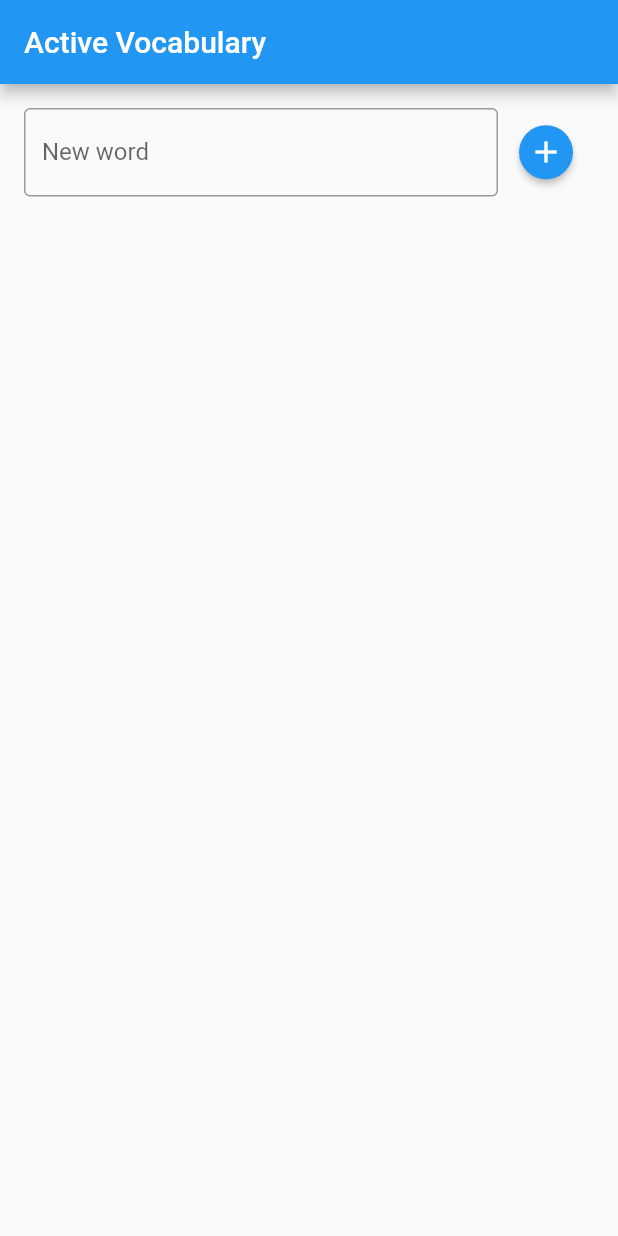
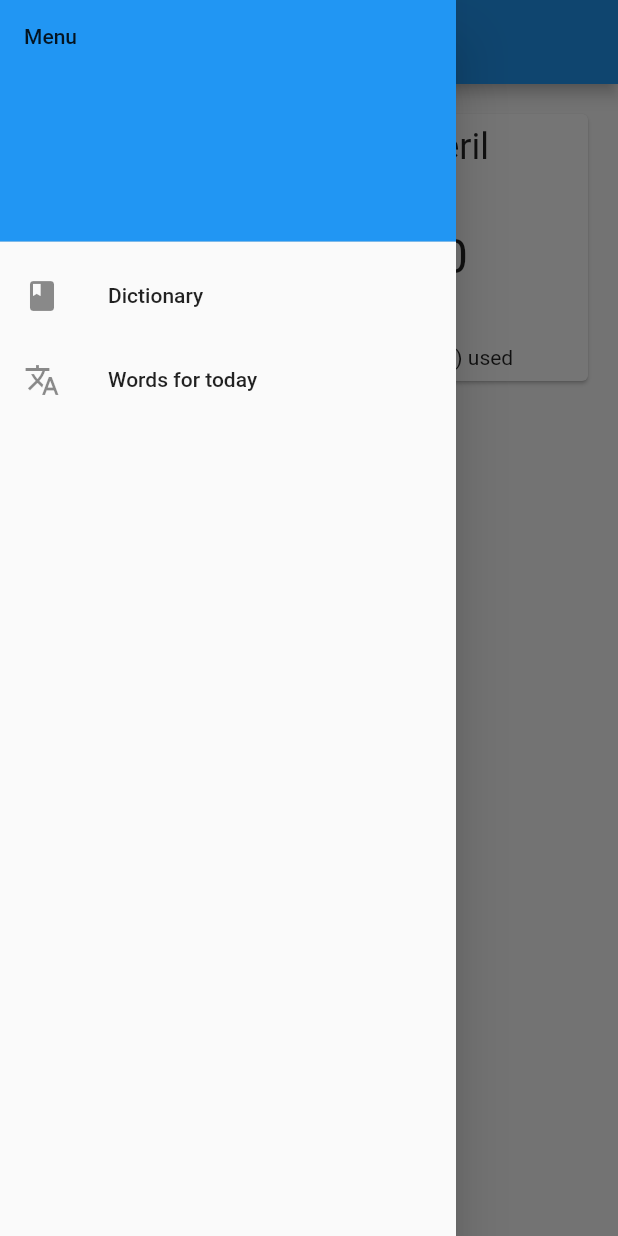
Before and after one commit to TheDarkestDay/what-the-flutter-p1, a Flutter app: the screen it shows after launch, with the side drawer open (before the commit the screen has no drawer), on a phone screen of 412 x 824 dp. Run offline on Flutter 3.47's test engine with Material 2 defaults, Android fonts, the phone set to English and light mode, and no system bars.

Commit message:
Implemented solution for task-03-routing

```diff
--- /dev/null
+++ b/lib/app-drawer.dart
@@ -0,0 +1,27 @@
+import 'package:flutter/material.dart';
+
+class AppDrawer extends StatelessWidget {
+  void _navigateTo(BuildContext context, String routeName) {
+    Navigator.pushReplacementNamed(context, routeName);
+  }
+
+  @override
+  Widget build(BuildContext context) {
+    return Drawer(
+        child: ListView(
+      children: <Widget>[
+        DrawerHeader(
+            decoration: BoxDecoration(color: Colors.blue), child: Text('Menu')),
+        ListTile(
+            leading: Icon(Icons.book),
+            title: Text('Dictionary'),
+            onTap: () => this._navigateTo(context, '/dictionary')),
+        ListTile(
+          leading: Icon(Icons.translate),
+          title: Text('Words for today'),
+          onTap: () => this._navigateTo(context, '/'),
+        ),
+      ],
+    ));
+  }
+}
--- /dev/null
+++ b/lib/dictionary-page.dart
@@ -0,0 +1,14 @@
+import 'package:flutter/material.dart';
+import 'package:what_the_flutter_p1/dictionary.dart';
+
+import 'app-drawer.dart';
+
+class DictionaryPage extends StatelessWidget {
+  @override
+  Widget build(BuildContext context) {
+    return Scaffold(
+        appBar: AppBar(title: Text('Dictionary')),
+        drawer: AppDrawer(),
+        body: Dictionary());
+  }
+}
--- a/lib/home-page.dart
+++ /dev/null
@@ -1,63 +0,0 @@
-import 'package:flutter/material.dart';
-import 'package:what_the_flutter_p1/word-field.dart';
-import 'package:what_the_flutter_p1/words-list.dart';
-
-class Word {
-  String text;
-
-  int usageCount;
-
-  Word({this.text, this.usageCount});
-}
-
-class HomePage extends StatefulWidget {
-  @override
-  State<StatefulWidget> createState() => _HomePageState();
-}
-
-/**
- * Now let's style our app!
- *
- */
-class _HomePageState extends State<HomePage> {
-  final List<Word> words = [];
-
-  addWord(String newWordText) {
-    setState(() {
-      Word newWord = Word(text: newWordText, usageCount: 0);
-
-      words.add(newWord);
-    });
-  }
-
-  trackWordUsage(String wordText) {
-    setState(() {
-      Word wordToTrack = words.firstWhere((word) => word.text == wordText);
-
-      wordToTrack.usageCount += 1;
-    });
-  }
-
-  @override
-  Widget build(BuildContext context) {
-    return Container(
-      padding: EdgeInsets.all(16),
-      child: Column(
-        children: [
-          Container(
-            margin: EdgeInsets.only(bottom: 8),
-            child: WordField(
-              onWordAdded: addWord,
-            ),
-          ),
-          Expanded(
-            child: WordsList(
-              words: words,
-              onUsageTracked: trackWordUsage,
-            ),
-          ),
-        ],
-      ),
-    );
-  }
-}
--- a/lib/main.dart
+++ b/lib/main.dart
@@ -1,6 +1,6 @@
 import 'package:flutter/material.dart';
-
-import 'home-page.dart';
+import 'package:what_the_flutter_p1/dictionary-page.dart';
+import 'package:what_the_flutter_p1/words-for-today-page.dart';
 
 void main() {
   runApp(App());
@@ -16,6 +16,10 @@ class App extends StatelessWidget {
      */
     return MaterialApp(
       title: 'Flutter Demo',
+      routes: {
+        '/': (context) => WordsForTodayPage(),
+        '/dictionary': (context) => DictionaryPage(),
+      },
       theme: ThemeData(
         // This is the theme of your application.
         //
@@ -32,27 +36,6 @@ class App extends StatelessWidget {
         // closer together (more dense) than on mobile platforms.
         visualDensity: VisualDensity.adaptivePlatformDensity,
       ),
-      home: AppLayout(),
     );
   }
 }
-
-class AppLayout extends StatelessWidget {
-  @override
-  Widget build(BuildContext context) {
-    // This method is rerun every time setState is called, for instance as done
-    // by the _incrementCounter method above.
-    //
-    // The Flutter framework has been optimized to make rerunning build methods
-    // fast, so that you can just rebuild anything that needs updating rather
-    // than having to individually change instances of widgets.
-    return Scaffold(
-      appBar: AppBar(
-        // Here we take the value from the MyHomePage object that was created by
-        // the App.build method, and use it to set our appbar title.
-        title: Text('Active Vocabulary'),
-      ),
-      body: HomePage(),
-    );
-  }
-}
--- /dev/null
+++ b/lib/word.dart
@@ -0,0 +1,7 @@
+class Word {
+  String text;
+
+  int usageCount;
+
+  Word({this.text, this.usageCount = 0});
+}
--- /dev/null
+++ b/lib/words-for-today-page.dart
@@ -0,0 +1,13 @@
+import 'package:flutter/material.dart';
+import 'package:what_the_flutter_p1/app-drawer.dart';
+import 'package:what_the_flutter_p1/words-for-today.dart';
+
+class WordsForTodayPage extends StatelessWidget {
+  @override
+  Widget build(BuildContext context) {
+    return Scaffold(
+        appBar: AppBar(title: Text('Words for today')),
+        drawer: AppDrawer(),
+        body: WordsForToday());
+  }
+}
--- /dev/null
+++ b/lib/words-for-today.dart
@@ -0,0 +1,36 @@
+import 'package:flutter/material.dart';
+import 'package:what_the_flutter_p1/words-list.dart';
+
+import 'word.dart';
+
+class WordsForToday extends StatefulWidget {
+  @override
+  State<StatefulWidget> createState() => _WordsForTodayState();
+}
+
+class _WordsForTodayState extends State<WordsForToday> {
+  final List<Word> words = [
+    Word(text: 'taciturn'),
+    Word(text: 'peril'),
+    Word(text: 'abandon'),
+  ];
+
+  trackWordUsage(String wordText) {
+    setState(() {
+      Word wordToTrack = words.firstWhere((word) => word.text == wordText);
+
+      wordToTrack.usageCount += 1;
+    });
+  }
+
+  @override
+  Widget build(BuildContext context) {
+    return Container(
+      padding: EdgeInsets.all(16),
+      child: WordsList(
+        words: words,
+        onUsageTracked: trackWordUsage,
+      ),
+    );
+  }
+}
--- a/lib/words-list.dart
+++ b/lib/words-list.dart
@@ -1,7 +1,8 @@
 import 'package:flutter/material.dart';
-import 'package:what_the_flutter_p1/home-page.dart';
 import 'package:what_the_flutter_p1/word-card.dart';
 import 'package:what_the_flutter_p1/words-grid.dart';
+
+import 'word.dart';
 
 class WordsList extends StatelessWidget {
   final List<Word> words;
```
Also changed, not shown: lib/dictionary.dart (added, +47 -0 lines).
